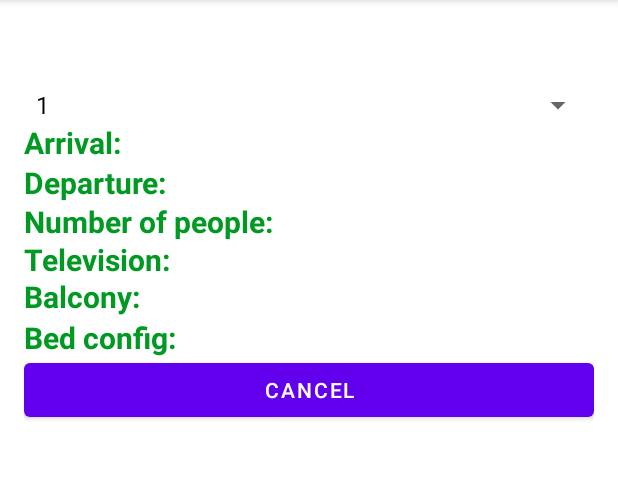
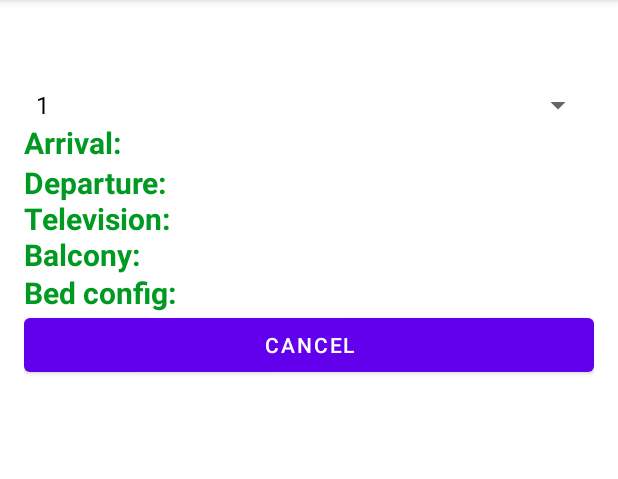
Before and after one commit to GreenHillHotel-Android/GreenHillHotel, an Android app: the fragment MyReservationsFragment shown on its own in the app's theme, on a phone screen of 412 x 824 dp, the part 84-563 px from its top. Run offline under Robolectric (Android 15) with nearby library versions, the phone set to English and light mode, and no system bars.

Commit message:
delete number of people

```diff
--- a/app/src/main/res/layout/fragment_reservation.xml
+++ b/app/src/main/res/layout/fragment_reservation.xml
@@ -47,21 +47,12 @@
         android:textSize="20sp"
         android:textStyle="bold"
         android:text="Departure: "/>
-    <TextView
-        android:id="@+id/numberOfPeople"
-        android:layout_width="250dp"
-        android:layout_height="30dp"
-        android:layout_marginTop="118dp"
-        android:textColor="#092"
-        android:textColorHint="#090"
-        android:textSize="20sp"
-        android:textStyle="bold"
-        android:text="Number of people: "/>
+
     <TextView
         android:id="@+id/doesTv"
         android:layout_width="200dp"
         android:layout_height="30dp"
-        android:layout_marginTop="143dp"
+        android:layout_marginTop="116dp"
         android:textColor="#092"
         android:textColorHint="#090"
         android:textSize="20sp"
@@ -71,7 +62,7 @@
         android:id="@+id/doesBalcony"
         android:layout_width="200dp"
         android:layout_height="30dp"
-        android:layout_marginTop="168dp"
+        android:layout_marginTop="140dp"
         android:textColor="#092"
         android:textColorHint="#090"
         android:textSize="20sp"
@@ -81,7 +72,7 @@
         android:id="@+id/configuration"
         android:layout_width="200dp"
         android:layout_height="30dp"
-        android:layout_marginTop="195dp"
+        android:layout_marginTop="165dp"
         android:textColor="#092"
         android:textColorHint="#090"
         android:textSize="20sp"
@@ -92,7 +83,7 @@
         android:id="@+id/buttonCancel"
         android:layout_width="match_parent"
         android:layout_height="wrap_content"
-        android:layout_marginTop="220dp"
+        android:layout_marginTop="190dp"
         android:text="Cancel"/>
 
 
```
